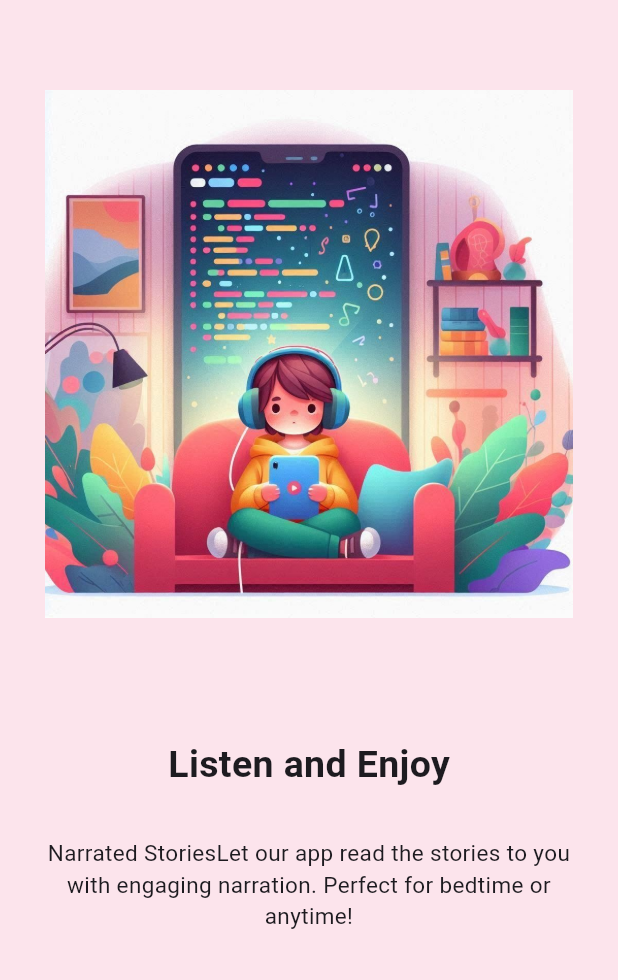
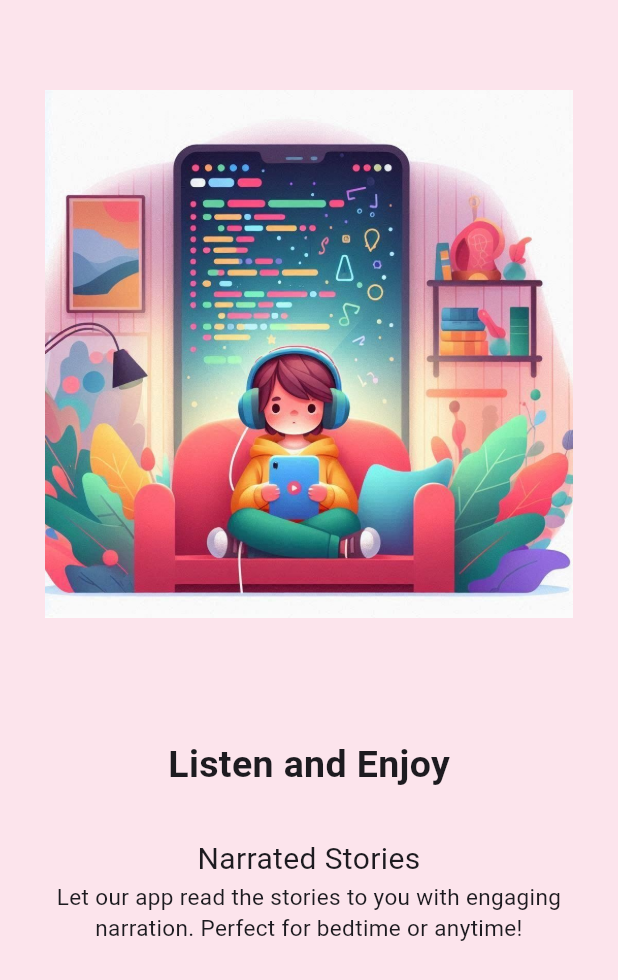
Before and after one commit to RithikRaja28/HappyTales, a Flutter app: the IntroPage3 widget shown alone on an empty page, opened directly, on a phone screen of 412 x 824 dp. Shown: the top 980 px of the screen. Run offline on Flutter 3.47's test engine with Material 3 defaults, Android fonts, the phone set to English and light mode, and no system bars; our stand-ins replace cloud_firestore, firebase_auth, firebase_core, liquid_swipe, smooth_page_indicator; accounts and stored records are empty.

Commit message:
OnBoardingScreen

```diff
--- a/happytales/lib/Screens/Welcome Screen/intro_screens/intro_page3.dart
+++ b/happytales/lib/Screens/Welcome Screen/intro_screens/intro_page3.dart
@@ -30,7 +30,13 @@ class IntroPage3 extends StatelessWidget {
             ),
             const SizedBox(height: 30),
             const Text(
-              'Narrated Stories'
+              'Narrated Stories',
+              textAlign: TextAlign.center,
+              style: TextStyle(
+                fontSize: 20.0,
+              ),
+            ),
+            const Text(
               'Let our app read the stories to you with engaging narration. Perfect for bedtime or anytime!',
               textAlign: TextAlign.center,
               style: TextStyle(
```
